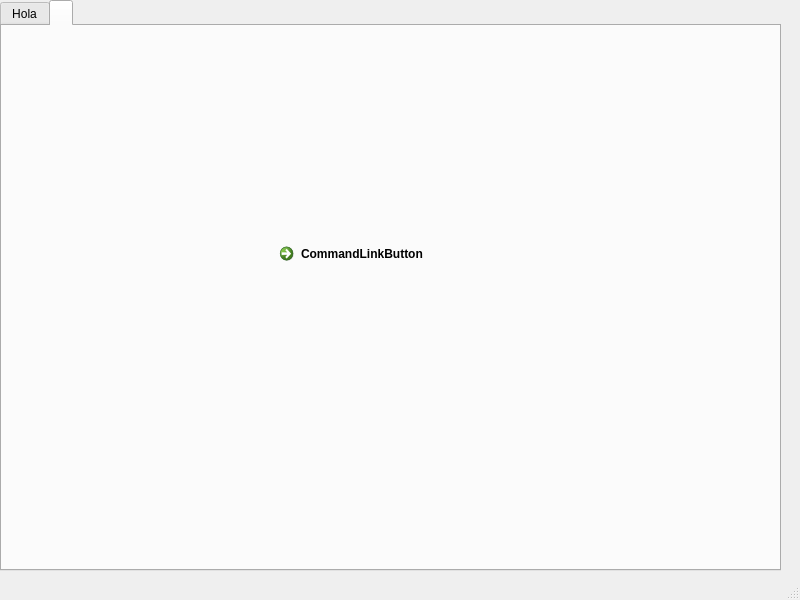
First picture: the form in GUI-PROFILE/mainwindow.ui, repository LuisAAQ24/Proyecto1_Datos2, before the edit.
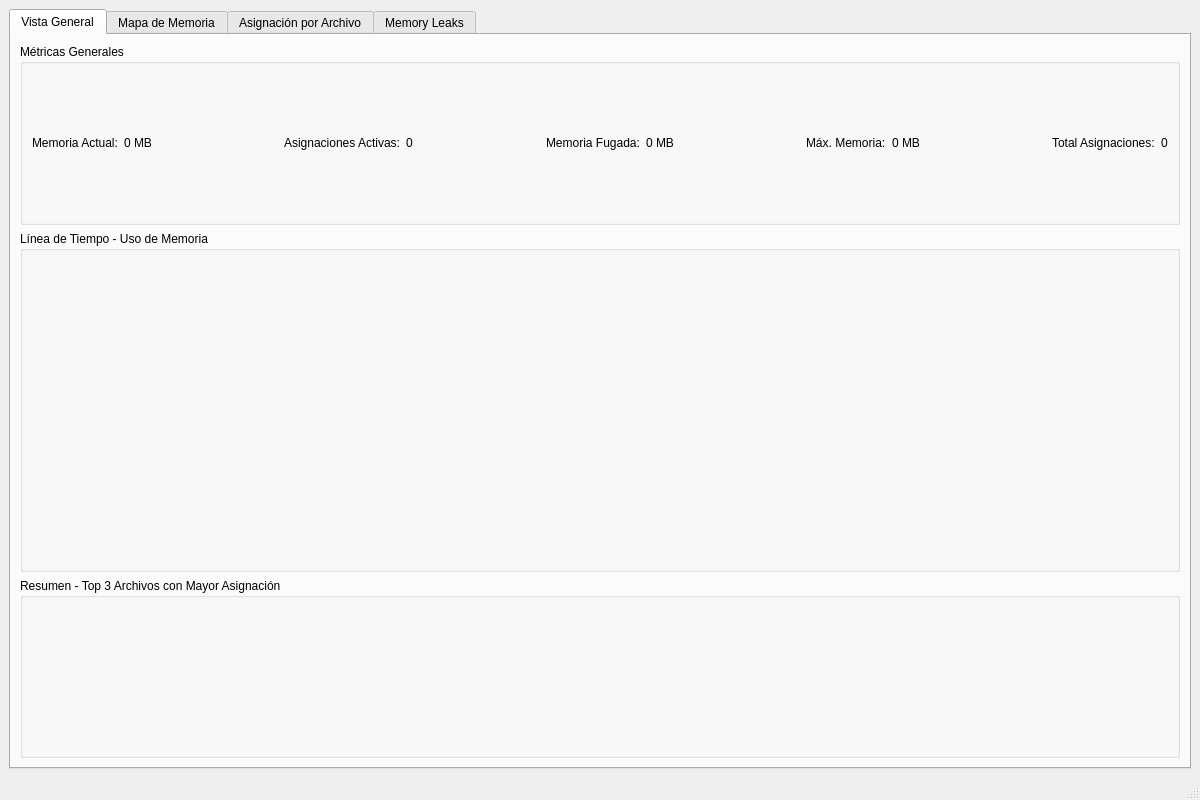
Second picture: the form after the edit. Custom widgets are drawn as their Qt base class.

Diff of the .ui file:
```diff
--- a/GUI-PROFILE/mainwindow.ui
+++ b/GUI-PROFILE/mainwindow.ui
@@ -6,63 +6,347 @@
    <rect>
     <x>0</x>
     <y>0</y>
-    <width>800</width>
-    <height>600</height>
+    <width>1200</width>
+    <height>800</height>
    </rect>
   </property>
   <property name="windowTitle">
    <string>MainWindow</string>
   </property>
   <widget class="QWidget" name="centralwidget">
-   <widget class="QTabWidget" name="tabWidget">
-    <property name="geometry">
-     <rect>
-      <x>0</x>
-      <y>0</y>
-      <width>781</width>
-      <height>571</height>
-     </rect>
-    </property>
-    <property name="currentIndex">
-     <number>1</number>
-    </property>
-    <widget class="QWidget" name="tabWidgetPage1" native="true">
-     <attribute name="title">
-      <string>Hola</string>
-     </attribute>
-     <widget class="QCheckBox" name="checkBox">
-      <property name="geometry">
-       <rect>
-        <x>280</x>
-        <y>160</y>
-        <width>75</width>
-        <height>20</height>
-       </rect>
+   <layout class="QVBoxLayout" name="verticalLayout">
+    <item>
+     <widget class="QTabWidget" name="tabWidget">
+      <property name="currentIndex">
+       <number>0</number>
       </property>
-      <property name="text">
-       <string>CheckBox</string>
-      </property>
+      <widget class="QWidget" name="tabVistaGeneral">
+       <attribute name="title">
+        <string>Vista General</string>
+       </attribute>
+       <layout class="QVBoxLayout" name="verticalLayout_2">
+        <item>
+         <widget class="QGroupBox" name="groupBoxMetricas">
+          <property name="title">
+           <string>Métricas Generales</string>
+          </property>
+          <layout class="QHBoxLayout" name="horizontalLayout">
+           <item>
+            <widget class="QLabel" name="label">
+             <property name="text">
+              <string>Memoria Actual:</string>
+             </property>
+            </widget>
+           </item>
+           <item>
+            <widget class="QLabel" name="labelMemoriaActual">
+             <property name="text">
+              <string>0 MB</string>
+             </property>
+            </widget>
+           </item>
+           <item>
+            <spacer name="horizontalSpacer">
+             <property name="orientation">
+              <enum>Qt::Orientation::Horizontal</enum>
+             </property>
+             <property name="sizeHint" stdset="0">
+              <size>
+               <width>40</width>
+               <height>20</height>
+              </size>
+             </property>
+            </spacer>
+           </item>
+           <item>
+            <widget class="QLabel" name="label_2">
+             <property name="text">
+              <string>Asignaciones Activas:</string>
+             </property>
+            </widget>
+           </item>
+           <item>
+            <widget class="QLabel" name="labelAsignacionesActivas">
+             <property name="text">
+              <string>0</string>
+             </property>
+            </widget>
+           </item>
+           <item>
+            <spacer name="horizontalSpacer_2">
+             <property name="orientation">
+              <enum>Qt::Orientation::Horizontal</enum>
+             </property>
+             <property name="sizeHint" stdset="0">
+              <size>
+               <width>40</width>
+               <height>20</height>
+              </size>
+             </property>
+            </spacer>
+           </item>
+           <item>
+            <widget class="QLabel" name="label_3">
+             <property name="text">
+              <string>Memoria Fugada:</string>
+             </property>
+            </widget>
+           </item>
+           <item>
+            <widget class="QLabel" name="labelMemoriaFugada">
+             <property name="text">
+              <string>0 MB</string>
+             </property>
+            </widget>
+           </item>
+           <item>
+            <spacer name="horizontalSpacer_3">
+             <property name="orientation">
+              <enum>Qt::Orientation::Horizontal</enum>
+             </property>
+             <property name="sizeHint" stdset="0">
+              <size>
+               <width>40</width>
+               <height>20</height>
+              </size>
+             </property>
+            </spacer>
+           </item>
+           <item>
+            <widget class="QLabel" name="label_4">
+             <property name="text">
+              <string>Máx. Memoria:</string>
+             </property>
+            </widget>
+           </item>
+           <item>
+            <widget class="QLabel" name="labelMaxMemoria">
+             <property name="text">
+              <string>0 MB</string>
+             </property>
+            </widget>
+           </item>
+           <item>
+            <spacer name="horizontalSpacer_4">
+             <property name="orientation">
+              <enum>Qt::Orientation::Horizontal</enum>
+             </property>
+             <property name="sizeHint" stdset="0">
+              <size>
+               <width>40</width>
+               <height>20</height>
+              </size>
+             </property>
+            </spacer>
+           </item>
+           <item>
+            <widget class="QLabel" name="label_5">
+             <property name="text">
+              <string>Total Asignaciones:</string>
+             </property>
+            </widget>
+           </item>
+           <item>
+            <widget class="QLabel" name="labelTotalAsignaciones">
+             <property name="text">
+              <string>0</string>
+             </property>
+            </widget>
+           </item>
+          </layout>
+         </widget>
+        </item>
+        <item>
+         <widget class="QGroupBox" name="groupBoxLineaTiempo">
+          <property name="title">
+           <string>Línea de Tiempo - Uso de Memoria</string>
+          </property>
+          <layout class="QVBoxLayout" name="verticalLayout_3">
+           <item>
+            <widget class="QChartView" name="chartViewLineaTiempo" native="true">
+             <property name="minimumSize">
+              <size>
+               <width>0</width>
+               <height>300</height>
+              </size>
+             </property>
+            </widget>
+           </item>
+          </layout>
+         </widget>
+        </item>
+        <item>
+         <widget class="QGroupBox" name="groupBoxResumen">
+          <property name="title">
+           <string>Resumen - Top 3 Archivos con Mayor Asignación</string>
+          </property>
+          <layout class="QVBoxLayout" name="verticalLayout_4">
+           <item>
+            <layout class="QVBoxLayout" name="layoutResumenArchivos"/>
+           </item>
+          </layout>
+         </widget>
+        </item>
+       </layout>
+      </widget>
+      <widget class="QWidget" name="tabMapaMemoria">
+       <attribute name="title">
+        <string>Mapa de Memoria</string>
+       </attribute>
+       <layout class="QVBoxLayout" name="verticalLayout_5">
+        <item>
+         <widget class="QTableWidget" name="tableMapaMemoria"/>
+        </item>
+       </layout>
+      </widget>
+      <widget class="QWidget" name="tabAsignacionArchivo">
+       <attribute name="title">
+        <string>Asignación por Archivo</string>
+       </attribute>
+       <layout class="QVBoxLayout" name="verticalLayout_6">
+        <item>
+         <widget class="QTableWidget" name="tableAsignacionArchivo"/>
+        </item>
+       </layout>
+      </widget>
+      <widget class="QWidget" name="tabMemoryLeaks">
+       <attribute name="title">
+        <string>Memory Leaks</string>
+       </attribute>
+       <layout class="QVBoxLayout" name="verticalLayout_7">
+        <item>
+         <widget class="QGroupBox" name="groupBoxMetricasLeaks">
+          <property name="title">
+           <string>Métricas de Memory Leaks</string>
+          </property>
+          <layout class="QHBoxLayout" name="horizontalLayout_2">
+           <item>
+            <widget class="QLabel" name="label_6">
+             <property name="text">
+              <string>Total Fugado:</string>
+             </property>
+            </widget>
+           </item>
+           <item>
+            <widget class="QLabel" name="labelTotalFugado">
+             <property name="text">
+              <string>0 MB</string>
+             </property>
+            </widget>
+           </item>
+           <item>
+            <spacer name="horizontalSpacer_5">
+             <property name="orientation">
+              <enum>Qt::Orientation::Horizontal</enum>
+             </property>
+             <property name="sizeHint" stdset="0">
+              <size>
+               <width>40</width>
+               <height>20</height>
+              </size>
+             </property>
+            </spacer>
+           </item>
+           <item>
+            <widget class="QLabel" name="label_7">
+             <property name="text">
+              <string>Leak Más Grande:</string>
+             </property>
+            </widget>
+           </item>
+           <item>
+            <widget class="QLabel" name="labelLeakMasGrande">
+             <property name="text">
+              <string>0 MB</string>
+             </property>
+            </widget>
+           </item>
+           <item>
+            <spacer name="horizontalSpacer_6">
+             <property name="orientation">
+              <enum>Qt::Orientation::Horizontal</enum>
+             </property>
+             <property name="sizeHint" stdset="0">
+              <size>
+               <width>40</width>
+               <height>20</height>
+              </size>
+             </property>
+            </spacer>
+           </item>
+           <item>
+            <widget class="QLabel" name="label_8">
+             <property name="text">
+              <string>Archivo con Más Leaks:</string>
+             </property>
+            </widget>
+           </item>
+           <item>
+            <widget class="QLabel" name="labelArchivoMasLeaks">
+             <property name="text">
+              <string>N/A</string>
+             </property>
+            </widget>
+           </item>
+           <item>
+            <spacer name="horizontalSpacer_7">
+             <property name="orientation">
+              <enum>Qt::Orientation::Horizontal</enum>
+             </property>
+             <property name="sizeHint" stdset="0">
+              <size>
+               <width>40</width>
+               <height>20</height>
+              </size>
+             </property>
+            </spacer>
+           </item>
+           <item>
+            <widget class="QLabel" name="label_9">
+             <property name="text">
+              <string>Tasa de Leaks:</string>
+             </property>
+            </widget>
+           </item>
+           <item>
+            <widget class="QLabel" name="labelTasaLeaks">
+             <property name="text">
+              <string>0%</string>
+             </property>
+            </widget>
+           </item>
+          </layout>
+         </widget>
+        </item>
+        <item>
+         <layout class="QHBoxLayout" name="horizontalLayout_3">
+          <item>
+           <widget class="QChartView" name="chartViewBarrasLeaks" native="true">
+            <property name="minimumSize">
+             <size>
+              <width>400</width>
+              <height>300</height>
+             </size>
+            </property>
+           </widget>
+          </item>
+          <item>
+           <widget class="QChartView" name="chartViewPieLeaks" native="true">
+            <property name="minimumSize">
+             <size>
+              <width>400</width>
+              <height>300</height>
+             </size>
+            </property>
+           </widget>
+          </item>
+         </layout>
+        </item>
+       </layout>
+      </widget>
      </widget>
-    </widget>
-    <widget class="QWidget" name="tabWidgetPage2" native="true">
-     <attribute name="title">
-      <string/>
-     </attribute>
-     <widget class="QCommandLinkButton" name="commandLinkButton">
-      <property name="geometry">
-       <rect>
-        <x>270</x>
-        <y>210</y>
-        <width>185</width>
-        <height>41</height>
-       </rect>
-      </property>
-      <property name="text">
-       <string>CommandLinkButton</string>
-      </property>
-     </widget>
-    </widget>
-   </widget>
+    </item>
+   </layout>
   </widget>
   <widget class="QMenuBar" name="menubar">
    <property name="geometry">
@@ -76,6 +360,13 @@
   </widget>
   <widget class="QStatusBar" name="statusbar"/>
  </widget>
+ <customwidgets>
+  <customwidget>
+   <class>QChartView</class>
+   <extends>QWidget</extends>
+   <header>qchartview.h</header>
+  </customwidget>
+ </customwidgets>
  <resources/>
  <connections/>
 </ui>
```
Left out of the diff: 6 changed lines with no effect on the pictures.
